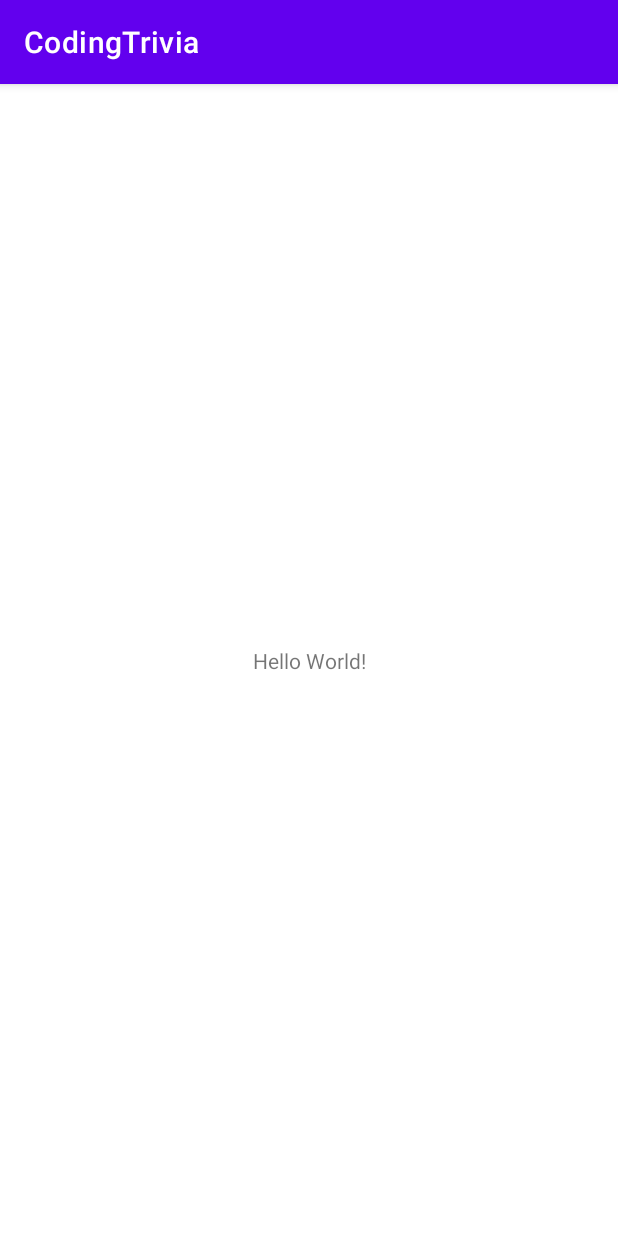
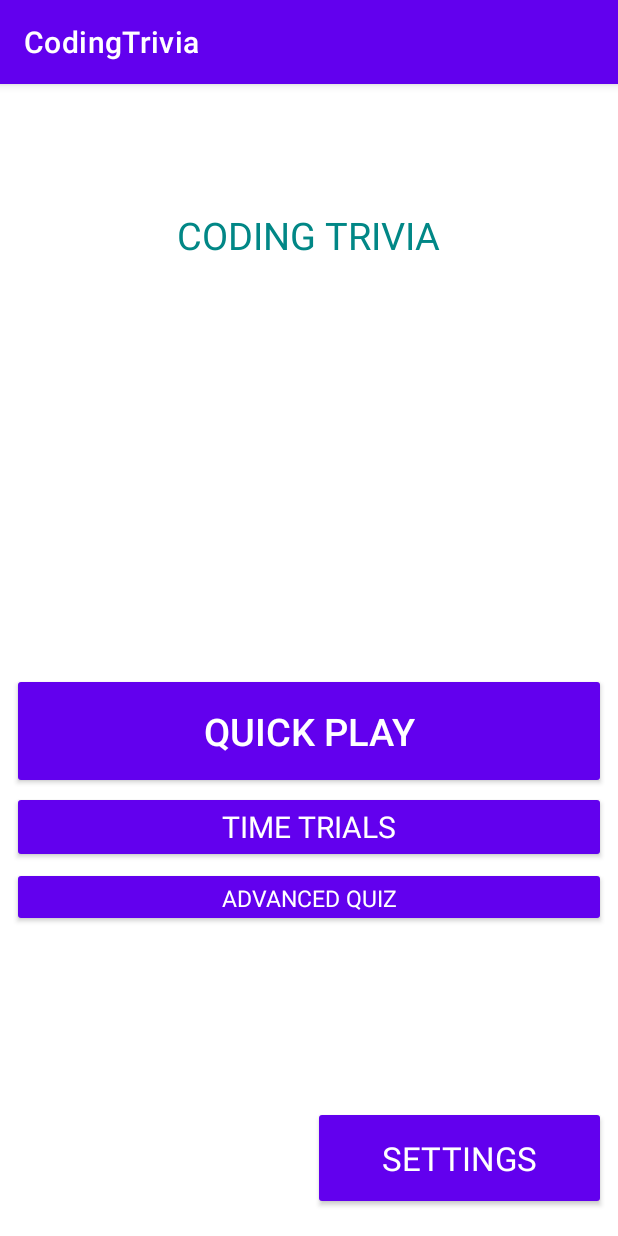
Before and after one commit to BirkanAk/CodingTrivia, an Android app: the screen it shows after launch (MainActivity), on a phone screen of 412 x 824 dp. Run offline under Robolectric (Android 15) with nearby library versions, the phone set to English and light mode, and no system bars.

Commit message:
Main Menu View done. A lot to do

```diff
--- a/app/src/main/java/com/example/codingtrivia/MainActivity.java
+++ b/app/src/main/java/com/example/codingtrivia/MainActivity.java
@@ -3,6 +3,7 @@ package com.example.codingtrivia;
 import androidx.appcompat.app.AppCompatActivity;
 
 import android.os.Bundle;
+import android.view.View;
 
 public class MainActivity extends AppCompatActivity {
 
@@ -11,4 +12,16 @@ public class MainActivity extends AppCompatActivity {
         super.onCreate(savedInstanceState);
         setContentView(R.layout.activity_main);
     }
+
+    public void openQuickPlay(View view) {
+    }
+
+    public void onSettings(View view) {
+    }
+
+    public void onTimeTrial(View view) {
+    }
+
+    public void onAdvancedClick(View view) {
+    }
 }
--- a/app/src/main/res/layout/activity_main.xml
+++ b/app/src/main/res/layout/activity_main.xml
@@ -6,13 +6,110 @@
     android:layout_height="match_parent"
     tools:context=".MainActivity">
 
+
+    <Button
+        android:id="@+id/quickPlayButton"
+        style="@style/Widget.AppCompat.Button.Colored"
+        android:layout_width="match_parent"
+        android:layout_height="wrap_content"
+        android:layout_marginStart="8dp"
+        android:layout_marginLeft="8dp"
+        android:layout_marginTop="8dp"
+        android:layout_marginEnd="8dp"
+        android:layout_marginRight="8dp"
+        android:elevation="10dp"
+        android:foreground="?attr/selectableItemBackgroundBorderless"
+        android:onClick="openQuickPlay"
+        android:padding="15dp"
+        android:text="Quick Play"
+        android:textSize="25sp"
+        app:layout_constraintBottom_toBottomOf="parent"
+        app:layout_constraintEnd_toEndOf="parent"
+        app:layout_constraintHorizontal_bias="0.0"
+        app:layout_constraintStart_toStartOf="parent"
+        app:layout_constraintTop_toTopOf="parent"
+        app:layout_constraintVertical_bias="0.563" />
+
+    <Button
+        android:id="@+id/settingsButton"
+        style="@style/Widget.AppCompat.Button.Colored"
+        android:layout_width="195dp"
+        android:layout_height="69dp"
+        android:layout_marginStart="8dp"
+        android:layout_marginLeft="8dp"
+        android:layout_marginTop="8dp"
+        android:layout_marginEnd="8dp"
+        android:layout_marginRight="8dp"
+        android:foreground="?attr/selectableItemBackgroundBorderless"
+        android:onClick="onSettings"
+        android:text="Settings"
+        android:textSize="22sp"
+        android:typeface="sans"
+        app:layout_constraintBottom_toBottomOf="parent"
+        app:layout_constraintEnd_toEndOf="parent"
+        app:layout_constraintHorizontal_bias="1.0"
+        app:layout_constraintStart_toStartOf="parent"
+        app:layout_constraintTop_toTopOf="parent"
+        app:layout_constraintVertical_bias="0.975" />
+
+
+    <Button
+        android:id="@+id/timeTrialButton"
+        style="@style/Widget.AppCompat.Button.Colored"
+        android:layout_width="match_parent"
+        android:layout_height="wrap_content"
+        android:layout_marginStart="8dp"
+        android:layout_marginLeft="8dp"
+        android:layout_marginTop="8dp"
+        android:layout_marginEnd="8dp"
+        android:layout_marginRight="8dp"
+        android:foreground="?attr/selectableItemBackgroundBorderless"
+        android:onClick="onTimeTrial"
+        android:text="Time Trials"
+        android:textSize="20sp"
+        android:typeface="sans"
+        app:layout_constraintBottom_toBottomOf="parent"
+        app:layout_constraintEnd_toEndOf="parent"
+        app:layout_constraintHorizontal_bias="1.0"
+        app:layout_constraintStart_toStartOf="parent"
+        app:layout_constraintTop_toTopOf="parent"
+        app:layout_constraintVertical_bias="0.651" />
+
+    <Button
+        android:id="@+id/advancedQuizButton"
+        style="@style/Widget.AppCompat.Button.Colored"
+        android:layout_width="match_parent"
+        android:layout_height="40dp"
+        android:layout_marginStart="8dp"
+        android:layout_marginLeft="8dp"
+        android:layout_marginTop="8dp"
+        android:layout_marginEnd="8dp"
+        android:layout_marginRight="8dp"
+        android:foreground="?attr/selectableItemBackgroundBorderless"
+        android:text="Advanced Quiz"
+        android:onClick="onAdvancedClick"
+        android:textSize="15sp"
+        android:typeface="sans"
+        app:layout_constraintBottom_toBottomOf="parent"
+        app:layout_constraintEnd_toEndOf="parent"
+        app:layout_constraintHorizontal_bias="1.0"
+        app:layout_constraintStart_toStartOf="parent"
+        app:layout_constraintTop_toTopOf="parent"
+        app:layout_constraintVertical_bias="0.714" />
+
     <TextView
+        android:id="@+id/textView"
         android:layout_width="wrap_content"
         android:layout_height="wrap_content"
-        android:text="Hello World!"
+        android:text="Coding Trivia"
+        android:textAllCaps="true"
+        android:textSize="25dp"
+        android:textColor="@color/teal_700"
         app:layout_constraintBottom_toBottomOf="parent"
-        app:layout_constraintLeft_toLeftOf="parent"
-        app:layout_constraintRight_toRightOf="parent"
-        app:layout_constraintTop_toTopOf="parent" />
+        app:layout_constraintEnd_toEndOf="parent"
+        app:layout_constraintStart_toStartOf="parent"
+        app:layout_constraintTop_toTopOf="parent"
+        app:layout_constraintVertical_bias="0.114" />
+
 
 </androidx.constraintlayout.widget.ConstraintLayout>
```
